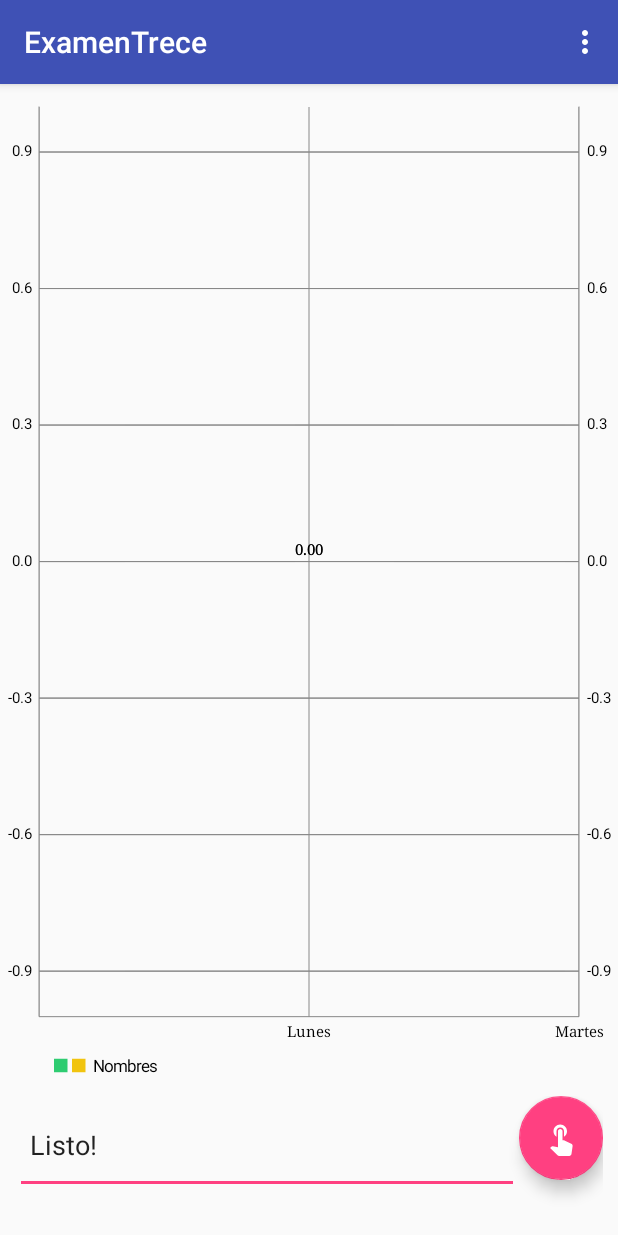
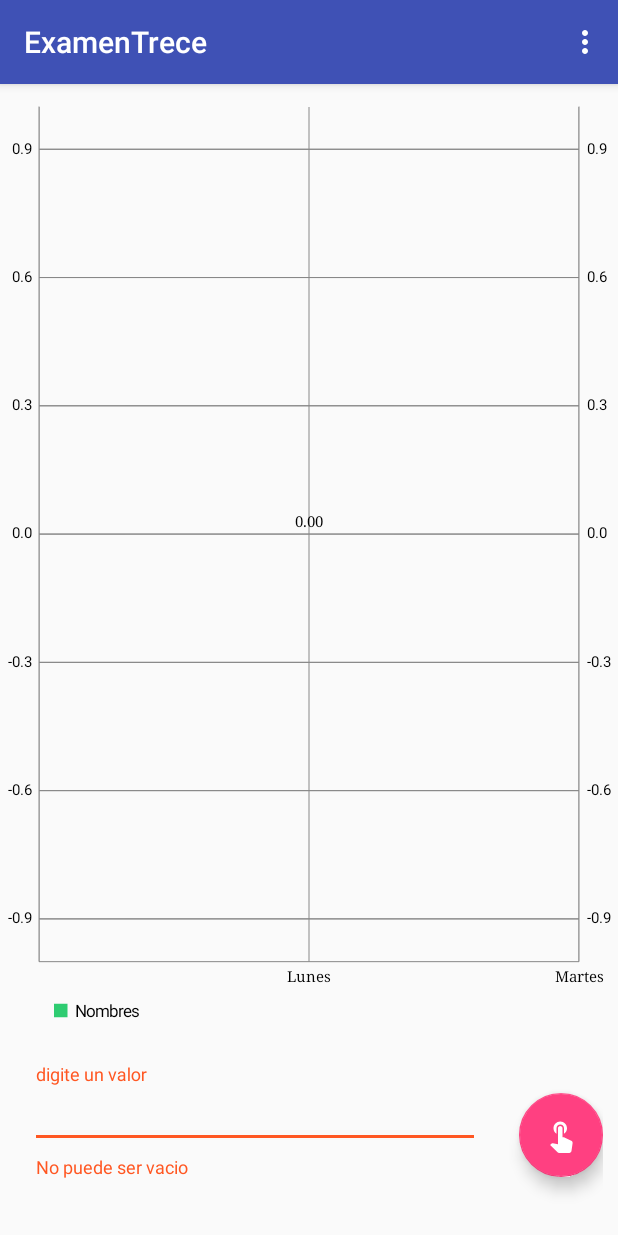
Before and after one commit to AlexisRoj/ExamenTrece, an Android app: the screen it shows after launch (MainActivity), after a tap on an icon or button, on a phone screen of 412 x 824 dp. Run offline under Robolectric (Android 15) with nearby library versions, the phone set to English and light mode, and no system bars; our stand-ins replace AdMob.

Commit message:
Funcionando el grafico Funcionando publicidad

```diff
--- a/MPChartLib/src/main/java/com/github/mikephil/charting/charts/Chart.java
+++ b/MPChartLib/src/main/java/com/github/mikephil/charting/charts/Chart.java
@@ -1794,4 +1794,6 @@ public abstract class Chart<T extends ChartData<? extends IDataSet<? extends Ent
     public void setUnbindEnabled(boolean enabled) {
         this.mUnbind = enabled;
     }
+
+
 }
--- a/app/build.gradle
+++ b/app/build.gradle
@@ -5,7 +5,7 @@ android {
     buildToolsVersion "25.0.2"
     defaultConfig {
         applicationId "com.innovagenesis.aplicaciones.android.examentrece"
-        minSdkVersion 19
+        minSdkVersion 18
         targetSdkVersion 25
         versionCode 1
         versionName "1.0"
@@ -30,6 +30,7 @@ dependencies {
     compile 'com.android.support.constraint:constraint-layout:1.0.2'
     compile 'com.android.support:design:25.3.1'
     compile 'com.google.firebase:firebase-ads:9.0.0'
+    compile 'com.android.support:mediarouter-v7:25.3.1'
     testCompile 'junit:junit:4.12'
     compile 'com.google.android.gms:play-services:9.0.0'
     compile project(':MPChartLib')
--- a/app/src/main/java/com/innovagenesis/aplicaciones/android/examentrece/MainActivity.java
+++ b/app/src/main/java/com/innovagenesis/aplicaciones/android/examentrece/MainActivity.java
@@ -4,8 +4,11 @@ import android.graphics.Typeface;
 import android.os.Bundle;
 import android.os.CountDownTimer;
 import android.support.design.widget.FloatingActionButton;
+import android.support.design.widget.TextInputEditText;
+import android.support.design.widget.TextInputLayout;
 import android.support.v7.app.AppCompatActivity;
 import android.support.v7.widget.Toolbar;
+import android.text.TextUtils;
 import android.view.Menu;
 import android.view.MenuItem;
 import android.view.View;
@@ -31,7 +34,7 @@ import com.google.android.gms.ads.MobileAds;
 import java.util.ArrayList;
 
 public class MainActivity extends AppCompatActivity
-        implements OnChartValueSelectedListener {
+        implements OnChartValueSelectedListener, View.OnLongClickListener {
 
     private BarChart mChart;
     private int contador = 1;
@@ -51,9 +54,11 @@ public class MainActivity extends AppCompatActivity
         setSupportActionBar(toolbar);
 
         mChart = (BarChart) findViewById(R.id.grafico);
+        mChart.setOnLongClickListener(this);
         final EditText valores = (EditText) findViewById(R.id.valores);
+        final TextInputEditText txtValores = (TextInputEditText)findViewById(R.id.valores2);
+        final TextInputLayout inputData =(TextInputLayout)findViewById(R.id.textInput) ;
 
-        yVals1 = new ArrayList<>();
 
         /**
          * Creacion del gráfico
@@ -61,14 +66,21 @@ public class MainActivity extends AppCompatActivity
 
         mInicializarGrafico();
 
-        FloatingActionButton fab = (FloatingActionButton) findViewById(R.id.fab);
+        final FloatingActionButton fab = (FloatingActionButton) findViewById(R.id.fab);
         fab.setOnClickListener(new View.OnClickListener() {
             @Override
             public void onClick(View view) {
 
-                float data = Float.valueOf(valores.getText().toString());
-                mCargarDatos(contador, data);
-                contador++;
+                String errorUsuario = "";
+                if (TextUtils.isEmpty(txtValores.getText())) {
+                    errorUsuario = "No puede ser vacio";
+                } else{
+                    float data = Float.valueOf(txtValores.getText().toString());
+                    mCargarDatos(contador, data);
+                    contador++;
+                    txtValores.setText(null);
+                }
+                mValidarTextInput(inputData, errorUsuario);
             }
         });
         mCargarDatos(contador, 0f);
@@ -85,8 +97,7 @@ public class MainActivity extends AppCompatActivity
         countDownTimer = new CountDownTimer(3000, 50) {
             @Override
             public void onTick(long millisUntilFinished) {
-                valores.setText("Segundos Restantes: "+ ((millisUntilFinished / 1000) + 1));
-
+                valores.setText(getString(R.string.sRestantes)+ ((millisUntilFinished / 1000) + 1));
             }
 
             @Override
@@ -94,17 +105,21 @@ public class MainActivity extends AppCompatActivity
                 valores.setText("Listo!");
             }
         };
-
-
     }
 
+    /**
+     * Inicializa el grafico antes de ingresar datos
+     * */
     private void mInicializarGrafico() {
+
+        yVals1 = new ArrayList<>();
 
         mChart.setDrawBarShadow(false); // completa el grafico con sombra
         mChart.setDrawValueAboveBar(true); // posicion de la etiqueta de datos
         mChart.setDescription(""); //Descripcion para el grafico (Leyenda)
         mChart.setMaxVisibleValueCount(7); // Maximas etiquetas
         mChart.setPinchZoom(true); // Zomm
+        mChart.setAutoScaleMinMaxEnabled(true);
         mChart.setDrawGridBackground(false); //Fondo
 
         AxisValueFormatter xAxisFormatter = new Formater(mChart, this);
@@ -124,6 +139,9 @@ public class MainActivity extends AppCompatActivity
         l.setXEntrySpace(4f);
     }
 
+    /**
+    * Carga los datos del grafico
+    * */
     private void mCargarDatos(int contador, float valor) {
 
         float start = 0f;
@@ -181,6 +199,8 @@ public class MainActivity extends AppCompatActivity
 
     }
 
+    /**
+     * Encargado de iniciar la publicidad*/
     public void mIniciarPublicidad(){
         AdRequest adRequest = new AdRequest.Builder().build();
         interstitialAd.loadAd(adRequest);
@@ -209,4 +229,27 @@ public class MainActivity extends AppCompatActivity
         super.onPause();
     }
 
+    /**
+     * Limpia el grafico
+     * */
+    @Override
+    public boolean onLongClick(View v) {
+        Toast.makeText(this, "Precionado", Toast.LENGTH_SHORT).show();
+        mChart.clear();
+        mInicializarGrafico();
+        contador = 0;
+        mCargarDatos(contador, 0f);
+        return false;
+    }
+
+    /**
+     * Encargado de valirdar que el textinput no este vacio
+     * */
+    private void mValidarTextInput(TextInputLayout textInput, String mensajeError) {
+        textInput.setError(mensajeError);
+        if (mensajeError == null) {
+            textInput.setErrorEnabled(false);
+        } else
+            textInput.setErrorEnabled(true);
+    }
 }
--- a/app/src/main/res/layout/content_main.xml
+++ b/app/src/main/res/layout/content_main.xml
@@ -17,22 +17,33 @@
         android:layout_weight="8" />
 
     <LinearLayout
+        android:paddingTop="5dp"
         android:layout_width="match_parent"
-        android:layout_height="0dp"
+        android:layout_height="wrap_content"
         android:layout_margin="10dp"
-        android:layout_weight="1"
         android:orientation="horizontal">
 
-        <EditText
-            android:id="@+id/valores"
+        <android.support.design.widget.TextInputLayout
+            android:id="@+id/textInput"
             android:layout_width="0dp"
-            android:layout_height="match_parent"
+            android:layout_height="wrap_content"
             android:layout_marginBottom="18dp"
-            android:layout_weight="1"
+            android:layout_weight="7"
             android:gravity="center_vertical"
-            android:padding="10dp" />
+            android:padding="10dp"
+            tools:ignore="NestedWeights">
+
+            <android.support.design.widget.TextInputEditText
+                android:id="@+id/valores2"
+                android:layout_width="300dp"
+                android:layout_height="wrap_content"
+                android:hint="digite un valor"
+                android:inputType="number|numberDecimal" />
+
+        </android.support.design.widget.TextInputLayout>
 
         <android.support.design.widget.FloatingActionButton
+            android:layout_gravity="center"
             android:id="@+id/fab"
             android:layout_width="match_parent"
             android:layout_height="wrap_content"
@@ -41,4 +52,14 @@
 
     </LinearLayout>
 
+    <EditText
+        android:id="@+id/valores"
+        android:layout_width="0dp"
+        android:layout_height="match_parent"
+        android:layout_marginBottom="18dp"
+        android:layout_weight="1"
+        android:gravity="center_vertical"
+        android:padding="10dp"
+        android:visibility="gone" />
+
 </LinearLayout>
--- a/app/src/main/res/menu/menu_main.xml
+++ b/app/src/main/res/menu/menu_main.xml
@@ -5,6 +5,6 @@
     <item
         android:id="@+id/action_settings"
         android:orderInCategory="100"
-        android:title="@string/action_settings"
+        android:title="@string/publicidad"
         app:showAsAction="never" />
 </menu>
--- /dev/null
+++ b/app/src/main/res/values/ids.xml
@@ -0,0 +1,5 @@
+<?xml version="1.0" encoding="utf-8"?>
+<resources>
+    <item name="visible" type="id"/>
+    <item name="masked" type="id"/>
+</resources>
--- a/app/src/main/res/values/strings.xml
+++ b/app/src/main/res/values/strings.xml
@@ -3,6 +3,8 @@
     <string name="action_settings">Settings</string>
     <string name="presupuesto">Presupuesto semanal</string>
     <string name="id_admob">ca-app-pub-4858586696775019/8257393087</string>
+    <string name="sRestantes">Segundos Restantes:</string>
+    <string name="publicidad">Ver publicidad</string>
     <string-array name="dias">
 
         <item> </item>
--- a/build.gradle
+++ b/build.gradle
@@ -20,4 +20,5 @@ allprojects {
 
 task clean(type: Delete) {
     delete rootProject.buildDir
+
 }
```
